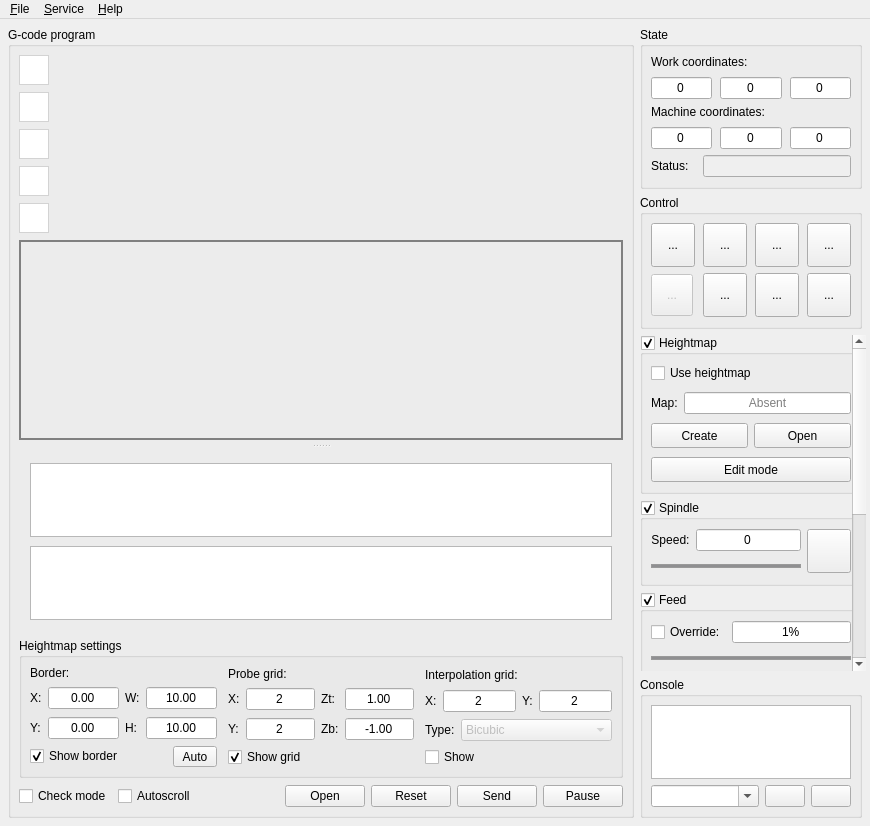
Qt form frmmain.ui (Denvi/Candle) before a commit.
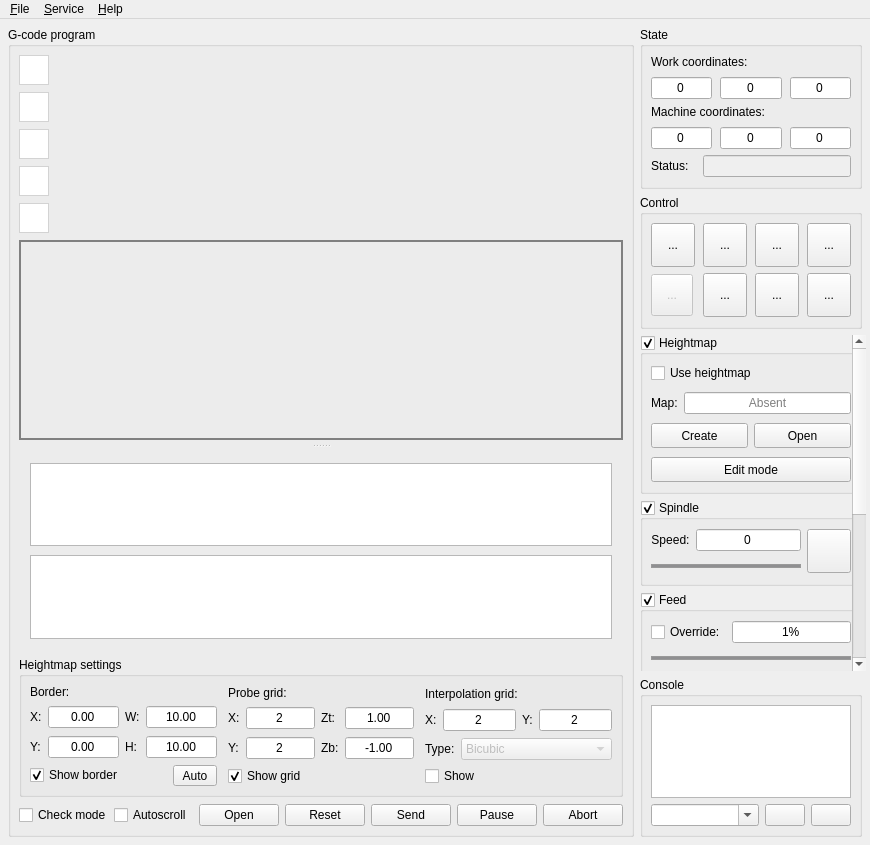
The same form after that commit. Icons and pictures are not drawn. Custom widgets are drawn as their Qt base class.

Commit message:
"Abort" button added.
Button added to interrupt to send a G-code file.

What changed in the file:
```diff
--- a/frmmain.ui
+++ b/frmmain.ui
@@ -7,7 +7,7 @@
     <x>0</x>
     <y>0</y>
     <width>870</width>
-    <height>826</height>
+    <height>845</height>
    </rect>
   </property>
   <property name="windowTitle">
@@ -1095,6 +1095,13 @@
            </property>
           </widget>
          </item>
+         <item>
+          <widget class="QPushButton" name="cmdFileAbort">
+           <property name="text">
+            <string>Abort</string>
+           </property>
+          </widget>
+         </item>
         </layout>
        </item>
       </layout>
```
Left out of the diff: 6 changed lines with no effect on the pictures. The commit also changes 7 other files.
